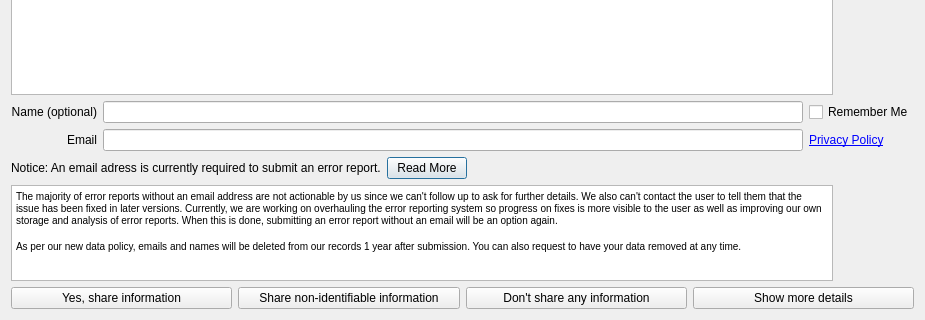
This is qt/python/mantidqt/mantidqt/dialogs/errorreports/errorreport.ui in mantidproject/mantid as Qt 5 draws it before an edit; both pictures show x 0 to 925 and y 439 to 759 of the 925 by 759 pixel window. The edited form follows.
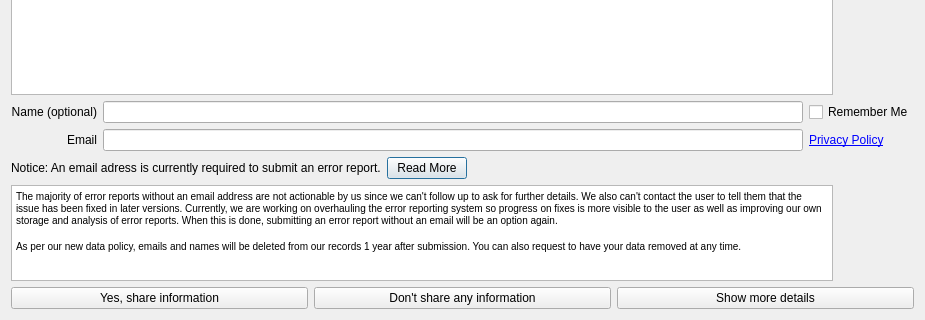
This is the edited form. Icons and pictures are not drawn.

Commit message: remove no-id share button

What changed in the file:
```diff
--- a/qt/python/mantidqt/mantidqt/dialogs/errorreports/errorreport.ui
+++ b/qt/python/mantidqt/mantidqt/dialogs/errorreports/errorreport.ui
@@ -296,19 +296,6 @@
        </property>
       </widget>
      </item>
-     <item>
-      <widget class="QPushButton" name="nonIDShareButton">
-       <property name="focusPolicy">
-        <enum>Qt::ClickFocus</enum>
-       </property>
-       <property name="toolTip">
-        <string>&lt;html&gt;&lt;head/&gt;&lt;body&gt;&lt;p&gt;Information about your system architecture and mantid version are shared as well as a hashed user ID. For a full list see the privacy policy linked above.&lt;/p&gt;&lt;p&gt;The additional info box entered above is also shared, but the name and email are not.&lt;/p&gt;&lt;/body&gt;&lt;/html&gt;</string>
-       </property>
-       <property name="text">
-        <string>Share non-identifiable information</string>
-       </property>
-      </widget>
-     </item>
      <item>
       <widget class="QPushButton" name="noShareButton">
        <property name="focusPolicy">
```
The commit also changes 2 other files.
